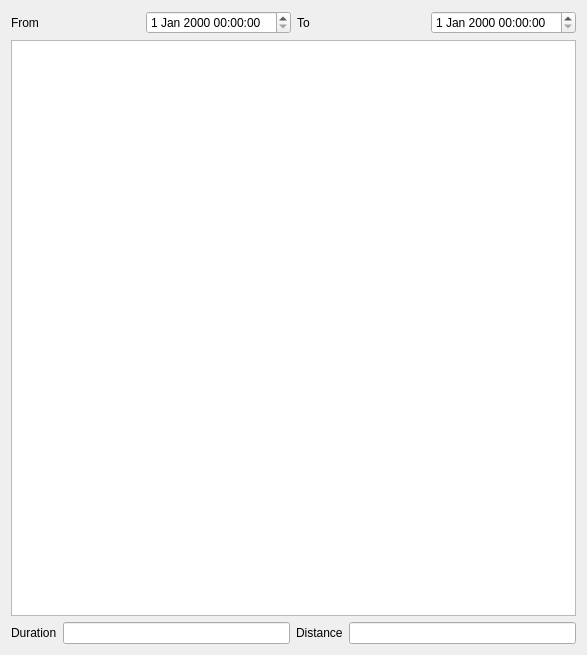
First picture: the form in infopanel.ui, repository busoc/crosspath-gui, before the edit.
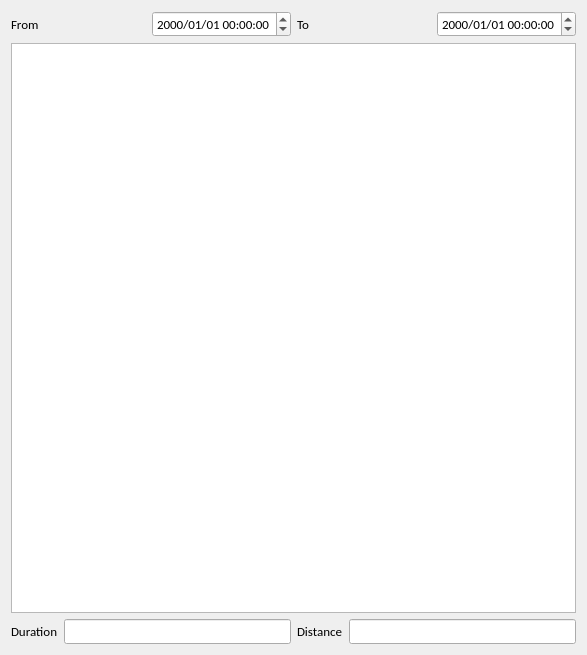
Second picture: the form after the edit.

Commit message: update UI + set font to app

What changed in the file:
```diff
--- a/infopanel.ui
+++ b/infopanel.ui
@@ -10,6 +10,12 @@
     <height>655</height>
    </rect>
   </property>
+  <property name="font">
+   <font>
+    <family>Calibri</family>
+    <pointsize>10</pointsize>
+   </font>
+  </property>
   <property name="windowTitle">
    <string>Form</string>
   </property>
@@ -26,7 +32,11 @@
         </widget>
        </item>
        <item>
-        <widget class="QDateTimeEdit" name="dtstart"/>
+        <widget class="QDateTimeEdit" name="dtstart">
+         <property name="displayFormat">
+          <string>yyyy/MM/dd HH:mm:ss</string>
+         </property>
+        </widget>
        </item>
        <item>
         <widget class="QLabel" name="label_4">
@@ -36,7 +46,11 @@
         </widget>
        </item>
        <item>
-        <widget class="QDateTimeEdit" name="dtend"/>
+        <widget class="QDateTimeEdit" name="dtend">
+         <property name="displayFormat">
+          <string>yyyy/MM/dd HH:mm:ss</string>
+         </property>
+        </widget>
        </item>
       </layout>
      </item>
```
The commit also changes 4 other files.
